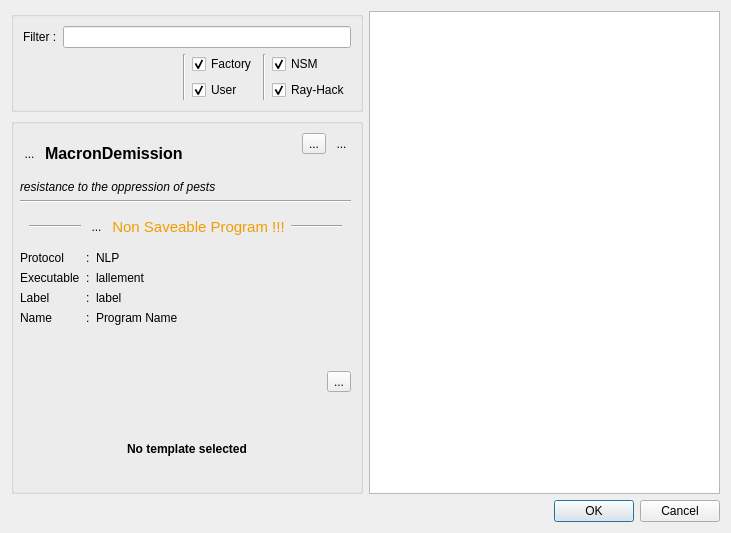
Qt form resources/ui/add_application.ui (Houston4444/RaySession) before a commit.
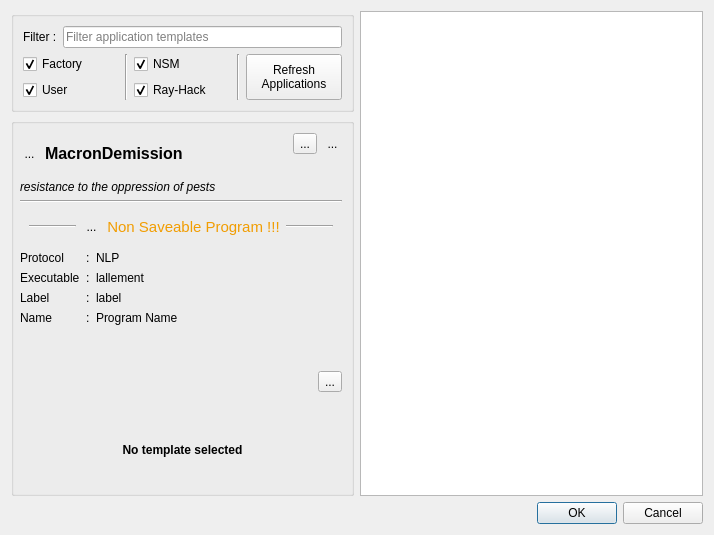
The same form after that commit. Icons and pictures are not drawn. Custom widgets are drawn as their Qt base class.

Commit message: client templates are now saved in memory, and not re-evaluted at each template_list ask. Send /nsm/server/clear_client_templates_database to make next ask re-evaluate templates

Patch:
```diff
--- a/resources/ui/add_application.ui
+++ b/resources/ui/add_application.ui
@@ -9,8 +9,8 @@
    <rect>
     <x>0</x>
     <y>0</y>
-    <width>731</width>
-    <height>533</height>
+    <width>714</width>
+    <height>535</height>
    </rect>
   </property>
   <property name="windowTitle">
@@ -46,25 +46,19 @@
              </widget>
             </item>
             <item>
-             <widget class="OpenSessionFilterBar" name="filterBar"/>
+             <widget class="OpenSessionFilterBar" name="filterBar">
+              <property name="placeholderText">
+               <string>Filter application templates</string>
+              </property>
+              <property name="clearButtonEnabled">
+               <bool>true</bool>
+              </property>
+             </widget>
             </item>
            </layout>
           </item>
           <item>
            <layout class="QGridLayout" name="gridLayout">
-            <item row="0" column="0">
-             <spacer name="horizontalSpacer_3">
-              <property name="orientation">
-               <enum>Qt::Horizontal</enum>
-              </property>
-              <property name="sizeHint" stdset="0">
-               <size>
-                <width>40</width>
-                <height>20</height>
-               </size>
-              </property>
-             </spacer>
-            </item>
             <item row="0" column="3" rowspan="2">
              <widget class="Line" name="line_6">
               <property name="orientation">
@@ -124,7 +118,25 @@
               </property>
              </widget>
             </item>
-            <item row="0" column="1" rowspan="2">
+            <item row="0" column="6" rowspan="2">
+             <widget class="QPushButton" name="pushButtonRefresh">
+              <property name="sizePolicy">
+               <sizepolicy hsizetype="Minimum" vsizetype="Expanding">
+                <horstretch>0</horstretch>
+                <verstretch>0</verstretch>
+               </sizepolicy>
+              </property>
+              <property name="text">
+               <string>Refresh
+Applications</string>
+              </property>
+              <property name="icon">
+               <iconset theme="view-refresh">
+                <normaloff>.</normaloff>.</iconset>
+              </property>
+             </widget>
+            </item>
+            <item row="0" column="5" rowspan="2">
              <widget class="Line" name="line_4">
               <property name="orientation">
                <enum>Qt::Vertical</enum>
```
Left out of the diff: 8 changed lines with no effect on the pictures. The commit also changes 6 other files.
